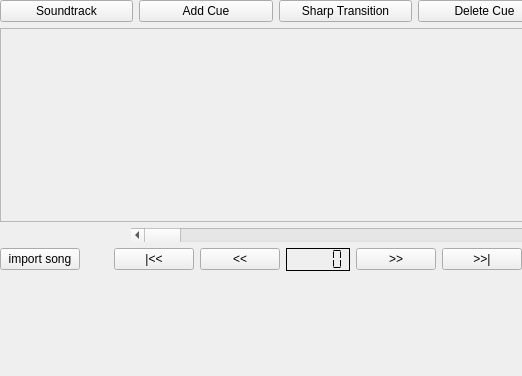
Above: LightController3/Widgets/timing.ui from pgTech123/Light-Controller before the change. Below: the same form after it.
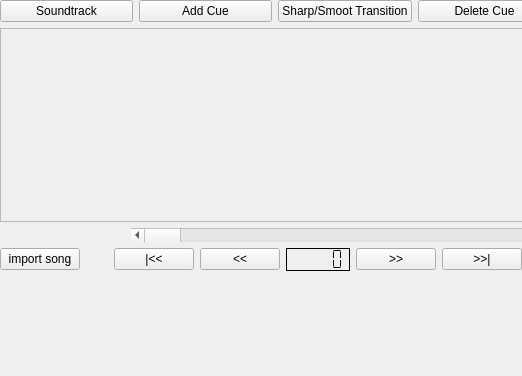
That is the form after the change.

```diff
--- a/LightController3/Widgets/timing.ui
+++ b/LightController3/Widgets/timing.ui
@@ -49,7 +49,7 @@
        <item>
         <widget class="QPushButton" name="pushButtonSharpTransition">
          <property name="text">
-          <string>Sharp Transition</string>
+          <string>Sharp/Smoot Transition</string>
          </property>
          <property name="shortcut">
           <string>S</string>
```
